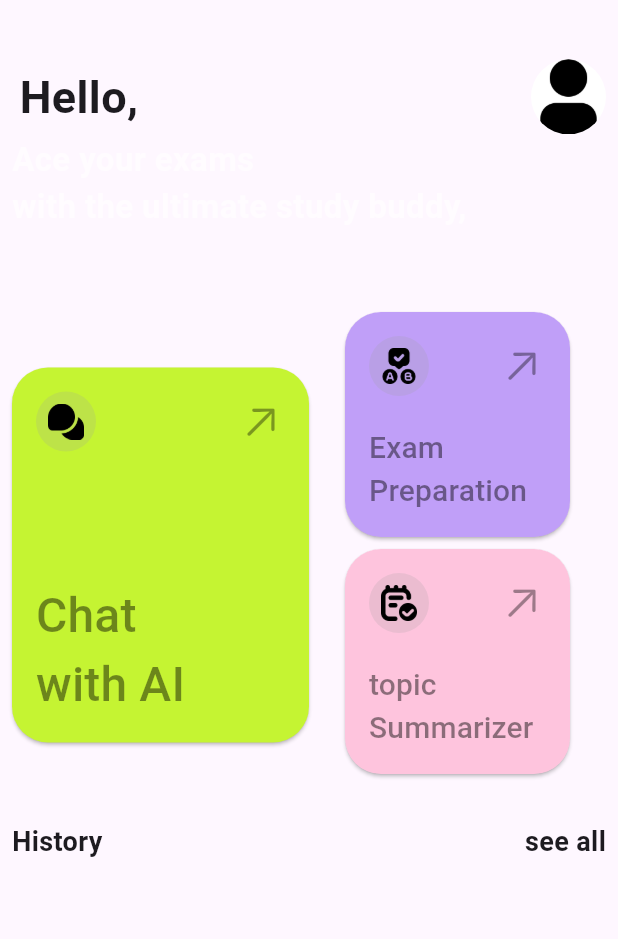
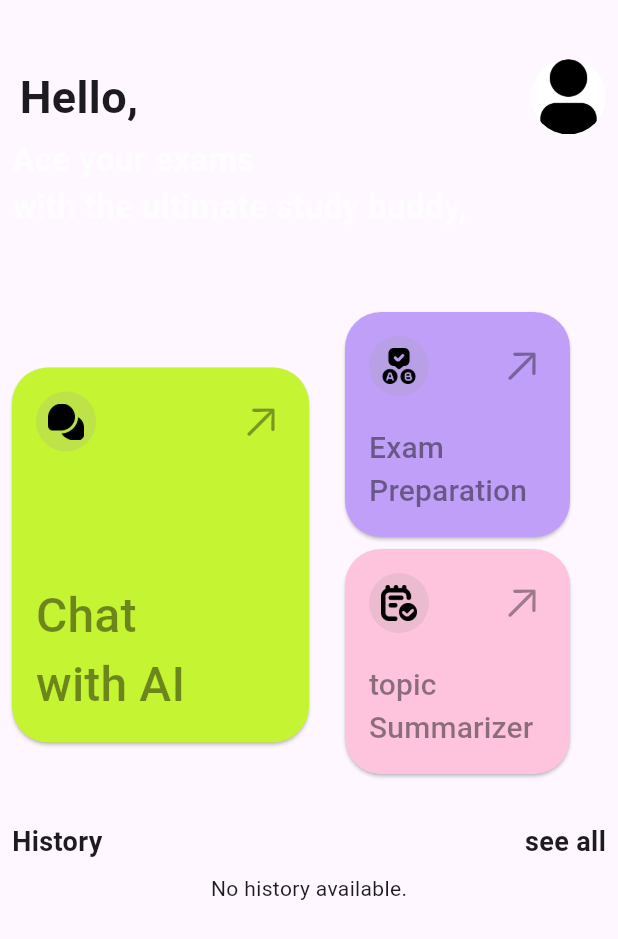
Before and after one commit to nevilpurpp/StudyBlitzAI, a Flutter app: the screen it shows once a user with an empty profile is signed in, on a phone screen of 412 x 824 dp. Shown: the top 939 px of the screen. Run offline on Flutter 3.47's test engine with Material 3 defaults, Android fonts, the phone set to English and light mode, and no system bars; our stand-ins replace cloud_firestore, firebase_auth, firebase_core, flutter_markdown, fluttertoast, get_it and 7 more; accounts and stored records are empty.

Commit message:
local storage with hive

```diff
--- /dev/null
+++ b/lib/app/data/hive_adapter/user_history.dart
@@ -0,0 +1,14 @@
+import 'package:hive/hive.dart';
+
+part 'user_history.g.dart';
+
+@HiveType(typeId: 1)
+class UserHistory extends HiveObject {
+  @HiveField(0)
+  final DateTime timestamp;
+
+  @HiveField(1)
+  final String action;
+
+  UserHistory({required this.timestamp, required this.action});
+}
--- a/lib/app/data/providers/viewmodel/exam_prep_view_model.dart
+++ b/lib/app/data/providers/viewmodel/exam_prep_view_model.dart
@@ -52,8 +52,9 @@ String constructPrompt(){
       item["answer"],
       incorrectAnswers: item["incorrect_answers"] ?? [],
     ));
+    questions = questions;
   }
-
+   print(questions);
     updateUI(); // Update UI with the retrieved summary
     notifyListeners();
 
@@ -64,6 +65,7 @@ String constructPrompt(){
       print("Error generating summary: $error");
     }
        }
-       return questions;
+     return questions;
+
   }
 }
--- a/lib/app/routes/router.dart
+++ b/lib/app/routes/router.dart
@@ -7,6 +7,7 @@ import 'package:nevilai/app/ui/screens/home/home_page.dart';
 import 'package:nevilai/app/ui/screens/profile/profile_screen.dart';
 import '../ui/screens/chat_screen/chat_screen.dart';
 import '../ui/screens/exam_prep/exam_preparation.dart';
+import '../ui/screens/exam_prep/questions_page.dart';
 import 'routes.dart';
 
 class PageRouter {
@@ -22,6 +23,8 @@ class PageRouter {
           return MaterialPageRoute(builder: (context) =>  TopicScreen());
       case Routes.examRoute:
           return MaterialPageRoute(builder: (context) =>  ExamPreparation());
+      case Routes.quizRoute:
+          return MaterialPageRoute(builder: (context) => QuestionsPage());
       case Routes.chatRoute:
         return MaterialPageRoute(builder: (context) => ChatScreen());
       case  Routes.loginRoute:
--- a/lib/app/routes/routes.dart
+++ b/lib/app/routes/routes.dart
@@ -2,6 +2,7 @@ class Routes {
   static const String homeRoute = 'home';
   static const String profileRoute = 'profile';
   static const String examRoute = 'exam';
+  static const String quizRoute = 'quiz';
   static const String topicRoute = 'topic';
   static const String chatRoute='chat';
   static const String loginRoute='login';
--- a/lib/app/ui/screens/home/home_page.dart
+++ b/lib/app/ui/screens/home/home_page.dart
@@ -1,8 +1,8 @@
 import 'package:flutter/material.dart';
-import 'package:flutter/widgets.dart';
+import 'package:hive_flutter/hive_flutter.dart';
 import 'package:nevilai/app/core/constants/assets_constant.dart';
+import 'package:nevilai/app/data/hive_adapter/user_history.dart';
 import 'package:nevilai/app/data/providers/viewmodel/auth_view_model.dart';
-import 'package:nevilai/app/ui/screens/home/home_widget/app_bar.dart';
 import 'package:nevilai/app/ui/screens/home/home_widget/custom_card.dart';
 import '../../../routes/routes.dart';
 
@@ -142,10 +142,32 @@ class _HomePageState extends State<HomePage> {
                   ),),
                 )
               ],
-            )
+            ),
+           buildHistory()
           ],
         ),
       ),
     );
   }
-}
+
+  Widget buildHistory(){
+   return ValueListenableBuilder(
+    valueListenable: Hive.box<UserHistory>('history').listenable(),
+    builder: (context, Box<UserHistory> box, _){
+  if (box.values.isEmpty) {
+            return Center(
+              child: Text('No history available.'),
+            );
+          }
+   return ListView.builder(
+    itemCount: box.length,
+    itemBuilder: (context, index){
+      final history = box.getAt(index);
+         return ListTile(
+                title: Text(history?.action ?? 'No action'),
+                subtitle: Text(history?.timestamp.toString() ?? 'No timestamp'),
+              );
+    });
+
+    });
+  }}
--- a/pubspec.yaml
+++ b/pubspec.yaml
@@ -37,9 +37,12 @@ dependencies:
   cloud_firestore: ^4.17.4
   fluttertoast: ^8.2.5
   hive: ^2.2.3
+  hive_flutter: ^1.1.0
   easy_quiz_game: ^1.0.1
 
 dev_dependencies:
+  hive_generator: ^2.0.1
+  build_runner: ^2.4.11
   flutter_test:
     sdk: flutter
 
```
Also changed, not shown: lib/app/data/hive_adapter/chat_model.dart (added, +18 -0 lines), lib/app/data/providers/viewmodel/chat_view_model.dart (+58 -25 lines), lib/app/ui/screens/chat_screen/chat_screen.dart (+11 -13 lines), lib/app/ui/screens/exam_prep/exam_preparation.dart (+38 -0 lines), lib/app/ui/screens/exam_prep/questions_page.dart (added, +67 -0 lines), lib/app/ui/widgets/message_body.dart (+11 -9 lines), lib/main.dart (+10 -0 lines), lib/app/data/hive_adapter/chat_model.g.dart (added), lib/app/data/hive_adapter/user_history.g.dart (added), pubspec.lock.
